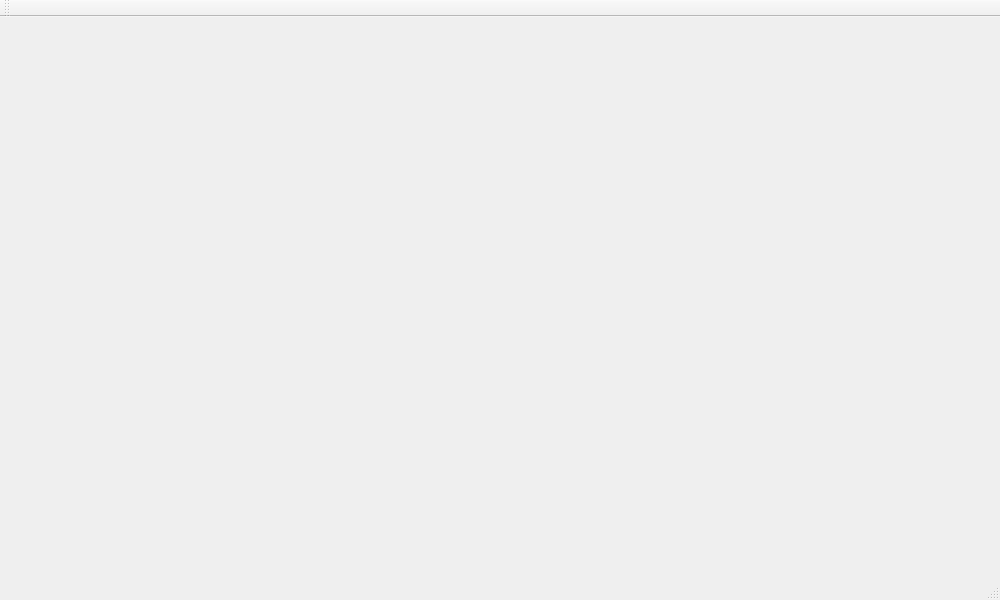
First picture: the form in mainwindow.ui, repository Duchkov/Coursework, before the edit.
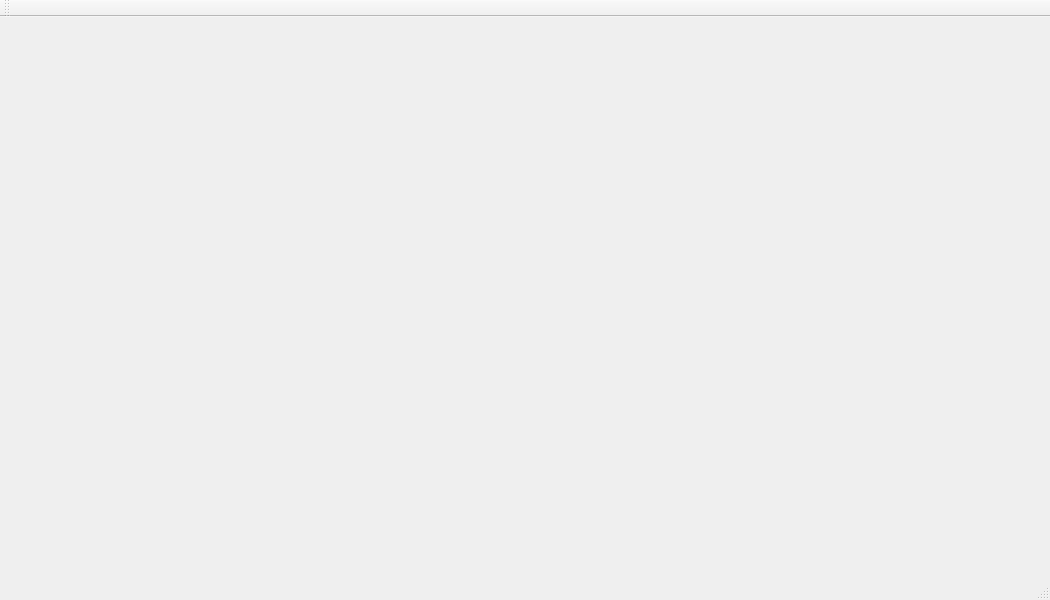
Second picture: the form after the edit.

```diff
--- a/mainwindow.ui
+++ b/mainwindow.ui
@@ -6,14 +6,14 @@
    <rect>
     <x>0</x>
     <y>0</y>
-    <width>1000</width>
+    <width>1050</width>
     <height>600</height>
    </rect>
   </property>
   <property name="minimumSize">
    <size>
-    <width>1000</width>
-    <height>600</height>
+    <width>1050</width>
+    <height>500</height>
    </size>
   </property>
   <property name="windowTitle">
```
Left out of the diff: 2 changed lines with no effect on the pictures.
